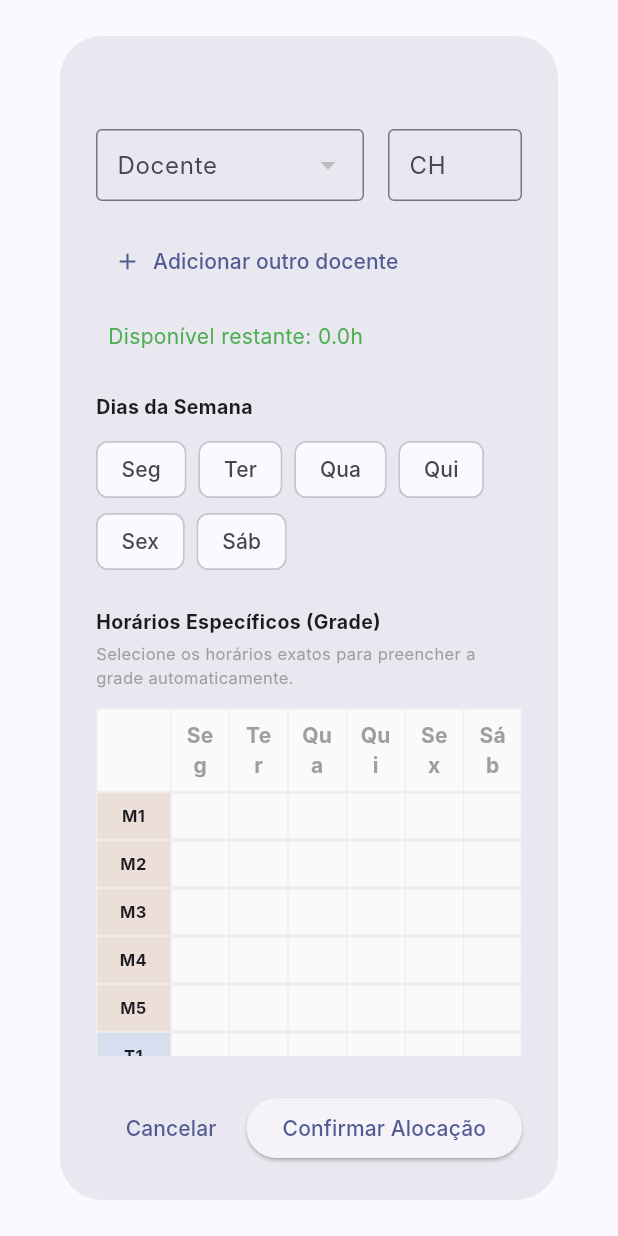
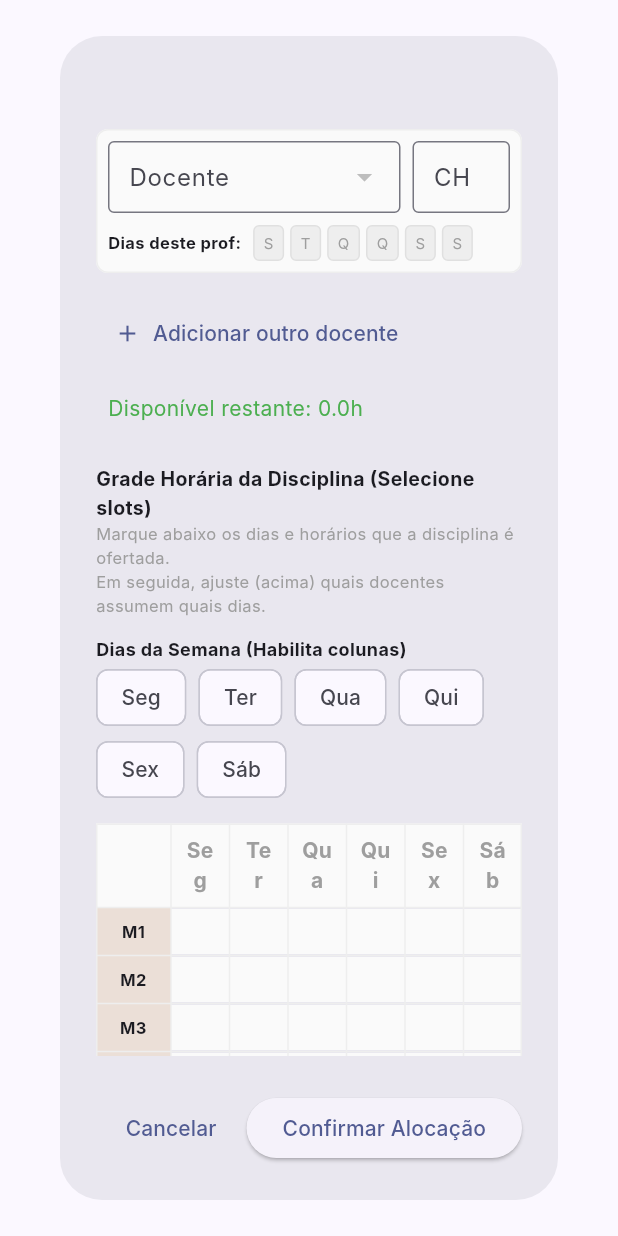
Before and after one commit to Lordmega1991/dri, a Flutter app: the DialogAlocacaoDetalhada widget shown alone on an empty page, opened directly with empty values, on a phone screen of 412 x 824 dp. Run offline on Flutter 3.47's test engine with Material 3 defaults, Android fonts, the light colour scheme and no system bars; our stand-ins replace file_picker, googleapis_auth, open_file, pdf, permission_handler, printing and 1 more; missing offline and left inert: dart:html, file_saver, googleapis; accounts and stored records are empty; Roboto replaces fonts that are missing (Inter).

Commit message:
SimulacaoCH: Selecao de dias por docente

```diff
--- a/lib/planejamento/widgets/dialog_alocacao_detalhada.dart
+++ b/lib/planejamento/widgets/dialog_alocacao_detalhada.dart
@@ -83,12 +83,22 @@ class _DialogAlocacaoDetalhadaState extends State<DialogAlocacaoDetalhada> {
   }
 
   void _adicionarItem() {
-    // Sugestão de CH: o que falta para completar o disponível, dividido pelo número de itens?
-    // Simplificando: Deixa vazio ou com zero.
+    // Inicializa dias selecionados para o novo item
+    // Se houver seleção global/anterior, poderiamos copiar?
+    // Por padrão vamos deixar todos marcados ou desmarcados?
+    // Melhor marcar todos que estão no global?
+    // Vamos iniciar com todos marcados para facilitar (assumindo compartilhamento),
+    // e o usuário desmarca se quiser dividir.
+    Map<String, bool> diasItem = {};
+    for (var dia in diasSemana) {
+      diasItem[dia] = true;
+    }
+
     itensAlocacao.add({
       'docente_id': null,
       'ch': '',
       'controller': TextEditingController(),
+      'dias': diasItem,
     });
     setState(() {});
   }
@@ -118,7 +128,7 @@ class _DialogAlocacaoDetalhadaState extends State<DialogAlocacaoDetalhada> {
       title: Text(widget.titulo,
           style: const TextStyle(fontSize: 16, fontWeight: FontWeight.bold)),
       content: Container(
-        width: 600,
+        width: 700, // Aumentado para caber os dias
         child: SingleChildScrollView(
           child: Column(
             mainAxisSize: MainAxisSize.min,
@@ -154,10 +164,17 @@ class _DialogAlocacaoDetalhadaState extends State<DialogAlocacaoDetalhada> {
 
               const SizedBox(height: 20),
 
-              // Seleção de Dias
-              const Text('Dias da Semana',
+              // Seleção de Dias GLOBAL (Define quais dias a disciplina acontece)
+              const Text('Grade Horária da Disciplina (Selecione slots)',
                   style: TextStyle(fontWeight: FontWeight.bold, fontSize: 13)),
-              const SizedBox(height: 8),
+              const Text(
+                  'Marque abaixo os dias e horários que a disciplina é ofertada.\nEm seguida, ajuste (acima) quais docentes assumem quais dias.',
+                  style: TextStyle(fontSize: 11, color: Colors.grey)),
+
+              const SizedBox(height: 12),
+
+              const Text('Dias da Semana (Habilita colunas)',
+                  style: TextStyle(fontWeight: FontWeight.bold, fontSize: 12)),
               Wrap(
                 spacing: 8,
                 children: diasSemana.map((dia) {
@@ -175,17 +192,7 @@ class _DialogAlocacaoDetalhadaState extends State<DialogAlocacaoDetalhada> {
                 }).toList(),
               ),
 
-              const SizedBox(height: 20),
-
-              // Seleção de Horários (Grid)
-              const Text('Horários Específicos (Grade)',
-                  style: TextStyle(fontWeight: FontWeight.bold, fontSize: 13)),
-              const SizedBox(height: 4),
-              const Text(
-                  'Selecione os horários exatos para preencher a grade automaticamente.',
-                  style: TextStyle(fontSize: 11, color: Colors.grey)),
               const SizedBox(height: 12),
-
               _buildGridHorarios(),
             ],
           ),
@@ -208,19 +215,30 @@ class _DialogAlocacaoDetalhadaState extends State<DialogAlocacaoDetalhada> {
     return Column(
       children: List.generate(itensAlocacao.length, (index) {
         final item = itensAlocacao[index];
-        return Padding(
-          padding: const EdgeInsets.only(bottom: 8.0),
-          child: Row(
+        final diasMap = item['dias'] as Map<String, bool>;
+
+        return Card(
+          margin: const EdgeInsets.only(bottom: 8),
+          elevation: 0,
+          color: Colors.grey.shade50,
+          shape: RoundedRectangleBorder(
+              borderRadius: BorderRadius.circular(8),
+              side: BorderSide(color: Colors.grey.shade200)),
+          child: Padding(
+            padding: const EdgeInsets.all(8.0),
+            child: Column(
+              children: [
+                Row(
                   children: [
                     Expanded(
-                flex: 2,
+                      flex: 3,
                       child: DropdownButtonFormField<String>(
                         value: item['docente_id'],
                         decoration: const InputDecoration(
                           labelText: 'Docente',
                           border: OutlineInputBorder(),
-                    contentPadding:
-                        EdgeInsets.symmetric(horizontal: 10, vertical: 12),
+                          contentPadding: EdgeInsets.symmetric(
+                              horizontal: 10, vertical: 12),
                         ),
                         isExpanded: true,
                         items: widget.professores
@@ -230,10 +248,11 @@ class _DialogAlocacaoDetalhadaState extends State<DialogAlocacaoDetalhada> {
                                       overflow: TextOverflow.ellipsis),
                                 ))
                             .toList(),
-                  onChanged: (v) => setState(() => item['docente_id'] = v),
+                        onChanged: (v) =>
+                            setState(() => item['docente_id'] = v),
                       ),
                     ),
-              const SizedBox(width: 16),
+                    const SizedBox(width: 8),
                     Expanded(
                       flex: 1,
                       child: TextFormField(
@@ -241,21 +260,73 @@ class _DialogAlocacaoDetalhadaState extends State<DialogAlocacaoDetalhada> {
                         decoration: const InputDecoration(
                           labelText: 'CH',
                           border: OutlineInputBorder(),
-                    contentPadding:
-                        EdgeInsets.symmetric(horizontal: 10, vertical: 12),
+                          contentPadding: EdgeInsets.symmetric(
+                              horizontal: 10, vertical: 12),
                         ),
                         keyboardType: TextInputType.number,
-                  onChanged: (_) => setState(() {}), // Atualizar soma total
+                        onChanged: (_) => setState(() {}),
                       ),
                     ),
-              if (widget.alocacaoExistente == null && itensAlocacao.length > 1)
+                    if (widget.alocacaoExistente == null &&
+                        itensAlocacao.length > 1)
                       IconButton(
-                  icon: const Icon(Icons.remove_circle_outline,
-                      color: Colors.red),
+                        icon: const Icon(Icons.close,
+                            color: Colors.red, size: 20),
                         onPressed: () => _removerItem(index),
                         tooltip: 'Remover',
                       )
                   ],
+                ),
+                const SizedBox(height: 8),
+                Row(
+                  children: [
+                    const Text('Dias deste prof:',
+                        style: TextStyle(
+                            fontSize: 11, fontWeight: FontWeight.bold)),
+                    const SizedBox(width: 8),
+                    // Mini chips para seleção dos dias DO PROFESSOR
+                    ...diasSemana.map((dia) {
+                      final isSelected = diasMap[dia] == true;
+                      // Apenas habilitado se o dia GLOBAL estiver selecionado?
+                      // Sim, se o dia não existe na disciplina, o prof não pode pegar.
+                      final isGlobalSelected = diasSelecionados[dia] == true;
+
+                      return GestureDetector(
+                        onTap: isGlobalSelected
+                            ? () {
+                                setState(() {
+                                  diasMap[dia] = !isSelected;
+                                });
+                              }
+                            : null,
+                        child: Container(
+                          margin: const EdgeInsets.only(right: 4),
+                          padding: const EdgeInsets.symmetric(
+                              horizontal: 6, vertical: 4),
+                          decoration: BoxDecoration(
+                              color: isSelected && isGlobalSelected
+                                  ? Colors.blue
+                                  : Colors.grey.shade200,
+                              borderRadius: BorderRadius.circular(4),
+                              border: Border.all(
+                                  color: isGlobalSelected
+                                      ? Colors.blue.withOpacity(0.5)
+                                      : Colors.grey.shade300)),
+                          child: Text(dia.substring(0, 1),
+                              style: TextStyle(
+                                  fontSize: 10,
+                                  color: isSelected && isGlobalSelected
+                                      ? Colors.white
+                                      : (isGlobalSelected
+                                          ? Colors.black
+                                          : Colors.grey))),
+                        ),
+                      );
+                    }).toList()
+                  ],
+                )
+              ],
+            ),
           ),
         );
       }),
@@ -358,14 +429,12 @@ class _DialogAlocacaoDetalhadaState extends State<DialogAlocacaoDetalhada> {
   }
 
   void _salvar() {
-    // Validar se todos têm docente
     if (itensAlocacao.any((item) => item['docente_id'] == null)) {
       ScaffoldMessenger.of(context).showSnackBar(const SnackBar(
           content: Text('Selecione os docentes para todas as linhas')));
       return;
     }
 
-    // Calcular CH Total
     double totalCH = 0;
     for (var item in itensAlocacao) {
       totalCH += double.tryParse(item['controller'].text) ?? 0;
@@ -378,28 +447,38 @@ class _DialogAlocacaoDetalhadaState extends State<DialogAlocacaoDetalhada> {
       return;
     }
 
-    // Preparar dados comuns
-    final diasAtivos =
-        diasSemana.where((d) => diasSelecionados[d] == true).toList();
-    final slotsAtivos = slotsSelecionados.entries
+    // Slots Globais Selecionados
+    final slotsAtivosGlobais = slotsSelecionados.entries
         .where((e) => e.value)
         .map((e) => e.key)
         .toList();
 
     String turno = 'Manhã';
-    if (slotsAtivos.isNotEmpty) {
-      if (slotsAtivos.first.contains('-T')) turno = 'Tarde';
-      if (slotsAtivos.first.contains('-N')) turno = 'Noite';
+    if (slotsAtivosGlobais.isNotEmpty) {
+      if (slotsAtivosGlobais.first.contains('-T')) turno = 'Tarde';
+      if (slotsAtivosGlobais.first.contains('-N')) turno = 'Noite';
     }
 
-    // Gerar lista de resultados
     List<Map<String, dynamic>> resultados = itensAlocacao.map((item) {
+      final diasMap = item['dias'] as Map<String, bool>;
+
+      // Dias deste professor: Intersecção entre Dias Globais e Dias do Professor
+      final diasAtivosProf = diasSemana
+          .where((d) => diasSelecionados[d] == true && diasMap[d] == true)
+          .toList();
+
+      // Slots deste professor: Slots Globais que pertencem aos Dias Ativos do Professor
+      final slotsAtivosProf = slotsAtivosGlobais.where((slot) {
+        final diaDoSlot = slot.split('-')[0]; // "Segunda-M1" -> "Segunda"
+        return diasAtivosProf.contains(diaDoSlot);
+      }).toList();
+
       return {
         'docente_id': item['docente_id'],
         'ch_alocada': double.tryParse(item['controller'].text) ?? 0,
-        'dias': diasAtivos,
+        'dias': diasAtivosProf,
         'turno': turno,
-        'slots': slotsAtivos,
+        'slots': slotsAtivosProf,
       };
     }).toList();
 
```
Lines whose indentation alone changed are shown as unchanged.
